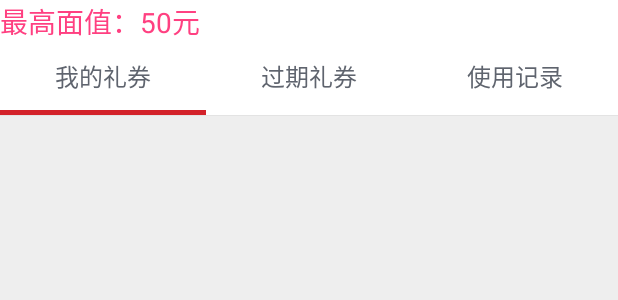
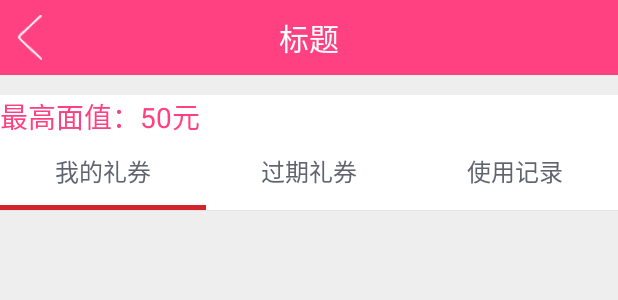
Before and after one commit to tokiii/ABCMall, an Android app: the layout activity_ticket.xml on its own in the app's theme, with its tools: preview values and no code run, on a phone screen of 412 x 824 dp. Shown: the top 300 px of the screen. Run offline under Robolectric (Android 15) with nearby library versions, the phone set to English and light mode, and no system bars.

Commit message:
增加礼券网络获取

```diff
--- a/app/src/main/java/com/cbn/abcmall/fragment/TicketMineFragment.java
+++ b/app/src/main/java/com/cbn/abcmall/fragment/TicketMineFragment.java
@@ -32,6 +32,7 @@ public class TicketMineFragment extends Fragment {
 
         View view = inflater.inflate(R.layout.fragment_ticketmine, null);
         lv_my_ticket = (ListView) view.findViewById(R.id.lv_my_ticket);
+        getMyTicket();
         return view;
     }
 
@@ -49,10 +50,7 @@ public class TicketMineFragment extends Fragment {
                 switch (msg.what) {
                     case 1:
                         LogUtils.i("我的礼券------->" + msg.obj);
-
                         String json = (String) msg.obj;
-
-
                         break;
                 }
             }
--- a/app/src/main/res/layout/activity_ticket.xml
+++ b/app/src/main/res/layout/activity_ticket.xml
@@ -5,7 +5,10 @@
     android:background="#EEEEEE"
     android:layout_height="match_parent">
 
+    <include layout="@layout/layout_head"/>
+
     <RelativeLayout
+        android:layout_marginTop="20px"
         android:layout_width="match_parent"
         android:background="@color/white"
         android:layout_height="wrap_content">
--- a/app/src/main/res/values/styles.xml
+++ b/app/src/main/res/values/styles.xml
@@ -4,9 +4,7 @@
     <style name="AppTheme" parent="Theme.AppCompat.Light.NoActionBar">
         <!-- Customize your theme here. -->
         <item name="android:windowBackground">@mipmap/welcome</item>
-        <item name="android:windowIsTranslucent">true</item>
         <item name="android:fitsSystemWindows">true</item>
-        <item name="android:windowAnimationStyle">@style/activityAnimation</item>
     </style>
 
     <!-- 自定义loading dialog -->
```
Also changed, not shown: app/src/main/java/com/cbn/abcmall/fragment/TicketUsedFragment.java (+52 -1 lines).
